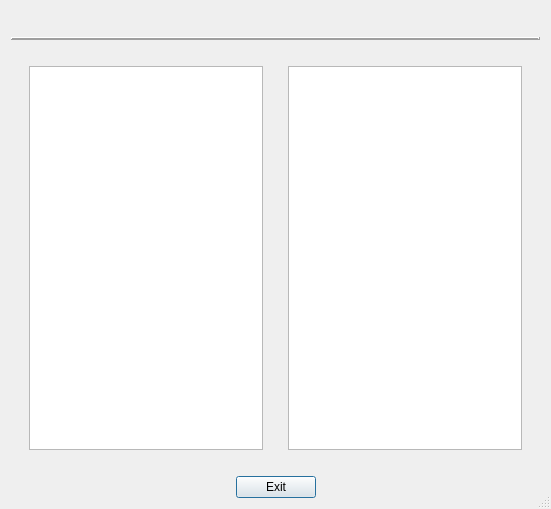
This is CashFlowManager/yearlybudgetsummarydialog.ui in epw7856/CashFlowManager as Qt 5 draws it before an edit. The edited form follows.
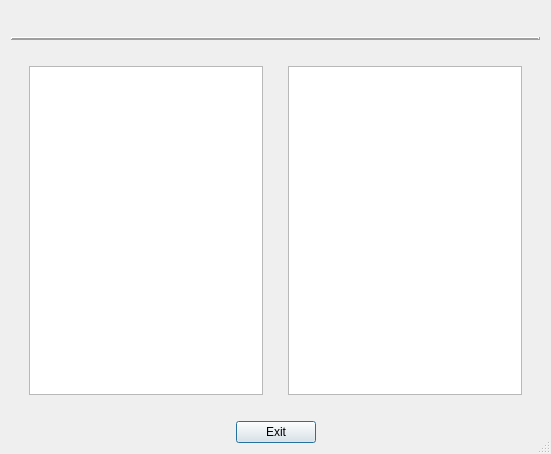
This is the edited form.

Commit message: Updated main window UI.

```diff
--- a/CashFlowManager/yearlybudgetsummarydialog.ui
+++ b/CashFlowManager/yearlybudgetsummarydialog.ui
@@ -10,7 +10,7 @@
     <x>0</x>
     <y>0</y>
     <width>551</width>
-    <height>509</height>
+    <height>454</height>
    </rect>
   </property>
   <property name="windowTitle">
```
The commit also changes 3 other files.
